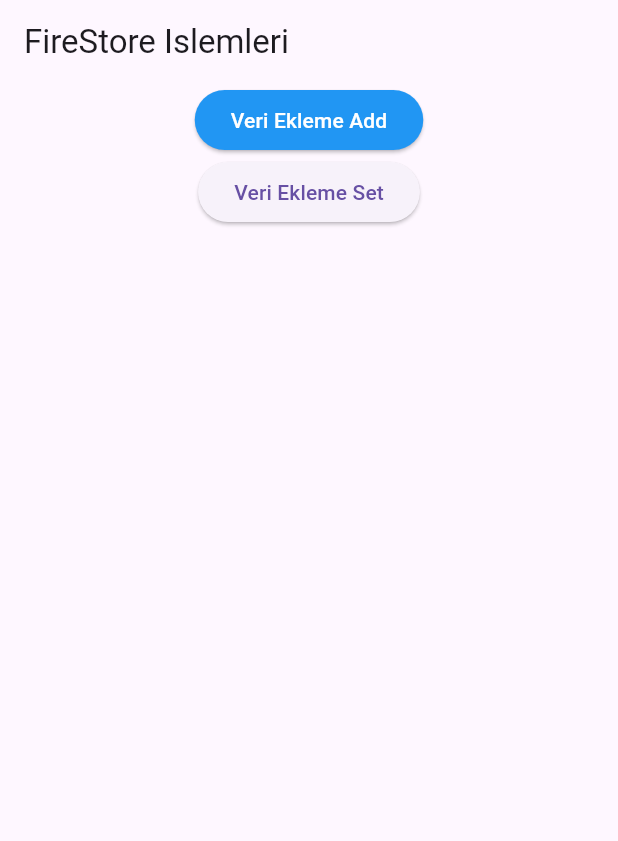
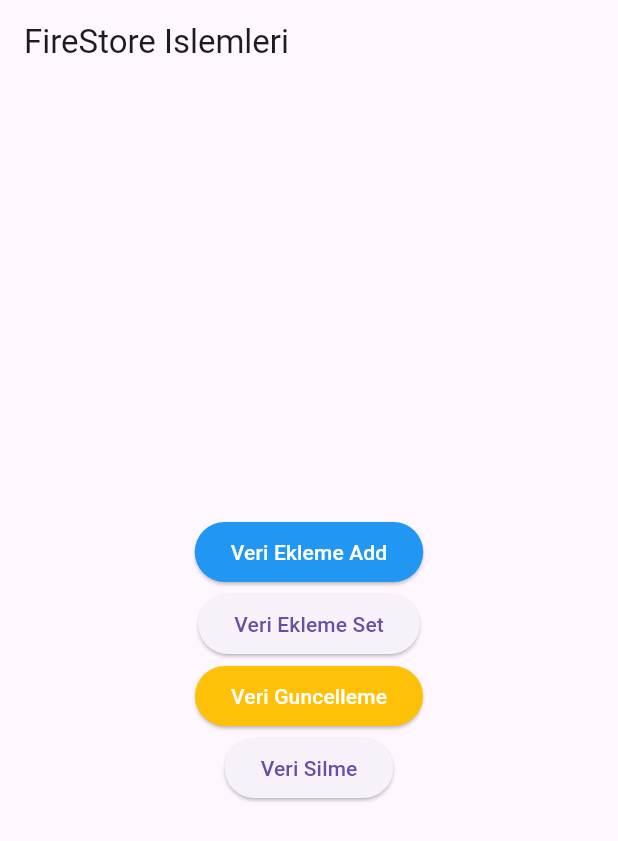
Before and after one commit to tahaturan/flutter_firebase, a Flutter app: the screen it shows after launch, on a phone screen of 412 x 824 dp. Shown: the top 841 px of the screen. Run offline on Flutter 3.47's test engine with Material 2 defaults, Android fonts, the phone set to English and light mode, and no system bars; our stand-ins replace cloud_firestore, firebase_auth, firebase_core, google_sign_in; accounts and stored records are empty.

Commit message:
firestore Veri Ekleme & Silme islemleri

```diff
--- a/lib/pages/firestore_islemleri.dart
+++ b/lib/pages/firestore_islemleri.dart
@@ -1,6 +1,8 @@
 import 'package:flutter/material.dart';
 import 'package:flutter_firebase/widgets/veri_ekle_add_btn.dart';
 import 'package:flutter_firebase/widgets/veri_ekleme_set_btn.dart';
+import 'package:flutter_firebase/widgets/veri_guncelle_btn.dart';
+import 'package:flutter_firebase/widgets/veri_silme_btn.dart';
 
 class FireStoreIslemleri extends StatefulWidget {
   const FireStoreIslemleri({Key? key}) : super(key: key);
@@ -18,9 +20,12 @@ class _FireStoreIslemleriState extends State<FireStoreIslemleri> {
       ),
       body: Center(
         child: Column(
+          mainAxisAlignment: MainAxisAlignment.center,
           children: const [
             VeriEkleBtn(),
             VeriEklemeSetBtn(),
+            VeriGuncellemeBtn(),
+            VeriSilmeBtn(),
           ],
         ),
       ),
--- /dev/null
+++ b/lib/widgets/veri_guncelle_btn.dart
@@ -0,0 +1,40 @@
+import 'package:cloud_firestore/cloud_firestore.dart';
+import 'package:flutter/material.dart';
+
+class VeriGuncellemeBtn extends StatefulWidget {
+  const VeriGuncellemeBtn({Key? key}) : super(key: key);
+
+  @override
+  State<VeriGuncellemeBtn> createState() => _VeriGuncellemeBtnState();
+}
+
+class _VeriGuncellemeBtnState extends State<VeriGuncellemeBtn> {
+  FirebaseFirestore firestore = FirebaseFirestore.instance;
+  @override
+  Widget build(BuildContext context) {
+    return ElevatedButton(
+      style: ElevatedButton.styleFrom(
+        backgroundColor: Colors.amber,
+      ),
+      onPressed: () {
+        veriGuncelleme();
+      },
+      child: const Text(
+        "Veri Guncelleme",
+        style: TextStyle(color: Colors.white),
+      ),
+    );
+  }
+
+  void veriGuncelleme() async {
+    await firestore.doc("users/wZiw9AamuoCTFDEwa2nt").update({
+      "isim": "Guncel Taha",
+      "ogrenciMi": false,
+      //*dokumanda olmayan bir alani guncellemek istersek eger dokumanda olmadigi icin oyle bir alan olusturur ve degerimizi ekller
+      "deneme": "ornekDeneme",
+      //*adres kismimizdaki ilce bolumunu guncellemek icin ise sonucta adress kismimizda bir map di bu sekilde guncelleye biliriz
+      "adres.ilce": "Sokeli",
+      //*busekilde adresin icindeki ilce bolumune eristik ve degerini guncelledik
+    });
+  }
+}
--- /dev/null
+++ b/lib/widgets/veri_silme_btn.dart
@@ -0,0 +1,28 @@
+import 'package:cloud_firestore/cloud_firestore.dart';
+import 'package:flutter/material.dart';
+
+class VeriSilmeBtn extends StatefulWidget {
+  const VeriSilmeBtn({Key? key}) : super(key: key);
+
+  @override
+  State<VeriSilmeBtn> createState() => _VeriSilmeBtnState();
+}
+
+class _VeriSilmeBtnState extends State<VeriSilmeBtn> {
+  FirebaseFirestore firestore = FirebaseFirestore.instance;
+  @override
+  Widget build(BuildContext context) {
+    return ElevatedButton(
+      onPressed: () {
+        veriSil();
+      },
+      child: const Text(
+        "Veri Silme",
+      ),
+    );
+  }
+
+  void veriSil() async {
+    await firestore.doc("users/q1NAIqpO2Khs9vAYXrKN").delete();
+  }
+}
```
